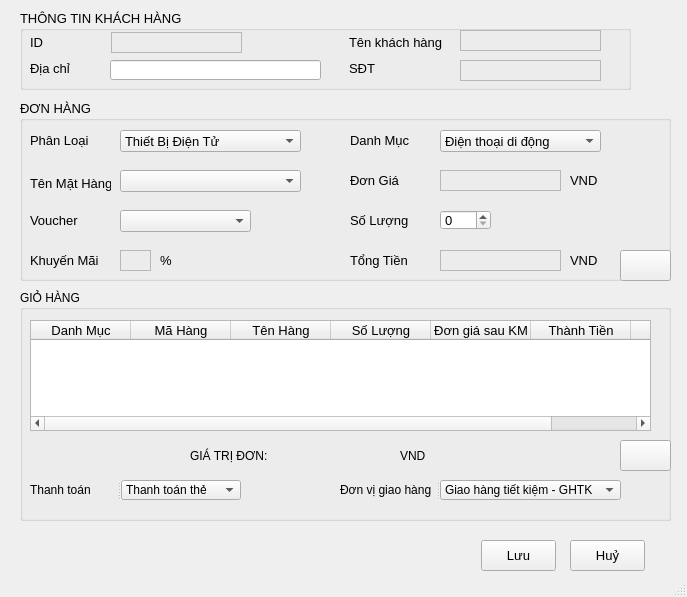
Above: taodonhang.ui from si13ncer/DoAnCTDL before the change. Below: the same form after it.
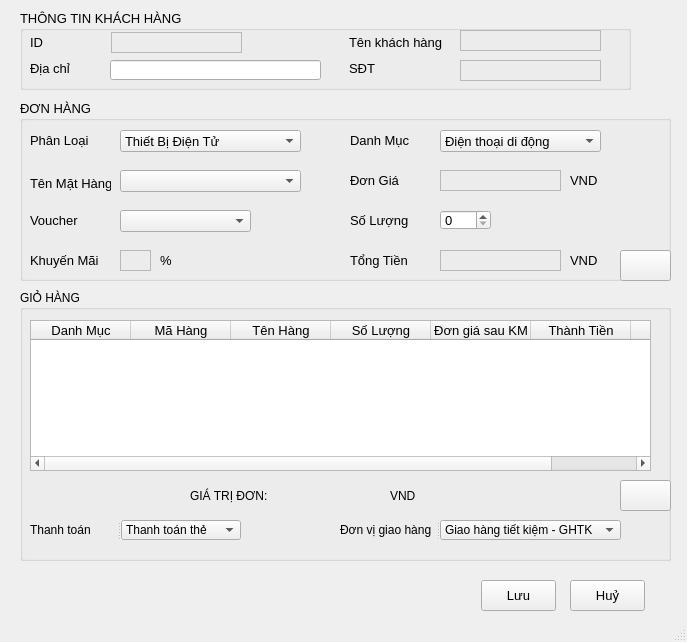
That is the form after the change. Icons and pictures are not drawn.

Diff of the .ui file:
```diff
--- a/taodonhang.ui
+++ b/taodonhang.ui
@@ -7,7 +7,7 @@
     <x>0</x>
     <y>0</y>
     <width>687</width>
-    <height>597</height>
+    <height>642</height>
    </rect>
   </property>
   <property name="minimumSize">
@@ -29,7 +29,7 @@
     <property name="geometry">
      <rect>
       <x>481</x>
-      <y>540</y>
+      <y>580</y>
       <width>75</width>
       <height>31</height>
      </rect>
@@ -52,7 +52,7 @@
     <property name="geometry">
      <rect>
       <x>570</x>
-      <y>540</y>
+      <y>580</y>
       <width>75</width>
       <height>31</height>
      </rect>
@@ -612,7 +612,7 @@
       <x>20</x>
       <y>290</y>
       <width>651</width>
-      <height>231</height>
+      <height>271</height>
      </rect>
     </property>
     <property name="font">
@@ -632,7 +632,7 @@
        <x>10</x>
        <y>30</y>
        <width>621</width>
-       <height>111</height>
+       <height>151</height>
       </rect>
      </property>
      <property name="font">
@@ -680,7 +680,7 @@
      <property name="geometry">
       <rect>
        <x>600</x>
-       <y>150</y>
+       <y>190</y>
        <width>51</width>
        <height>31</height>
       </rect>
@@ -702,10 +702,10 @@
     <widget class="QLabel" name="lblGiatridon">
      <property name="geometry">
       <rect>
-       <x>260</x>
-       <y>155</y>
+       <x>250</x>
+       <y>190</y>
        <width>111</width>
-       <height>20</height>
+       <height>31</height>
       </rect>
      </property>
      <property name="font">
@@ -725,10 +725,10 @@
     <widget class="QLabel" name="label">
      <property name="geometry">
       <rect>
-       <x>380</x>
-       <y>155</y>
+       <x>370</x>
+       <y>190</y>
        <width>31</width>
-       <height>21</height>
+       <height>31</height>
       </rect>
      </property>
      <property name="text">
@@ -739,8 +739,8 @@
      <property name="geometry">
       <rect>
        <x>170</x>
-       <y>150</y>
-       <width>91</width>
+       <y>190</y>
+       <width>81</width>
        <height>31</height>
       </rect>
      </property>
@@ -758,7 +758,7 @@
      <property name="geometry">
       <rect>
        <x>320</x>
-       <y>190</y>
+       <y>230</y>
        <width>281</width>
        <height>20</height>
       </rect>
@@ -807,7 +807,7 @@
      <property name="geometry">
       <rect>
        <x>10</x>
-       <y>190</y>
+       <y>230</y>
        <width>211</width>
        <height>20</height>
       </rect>
```
